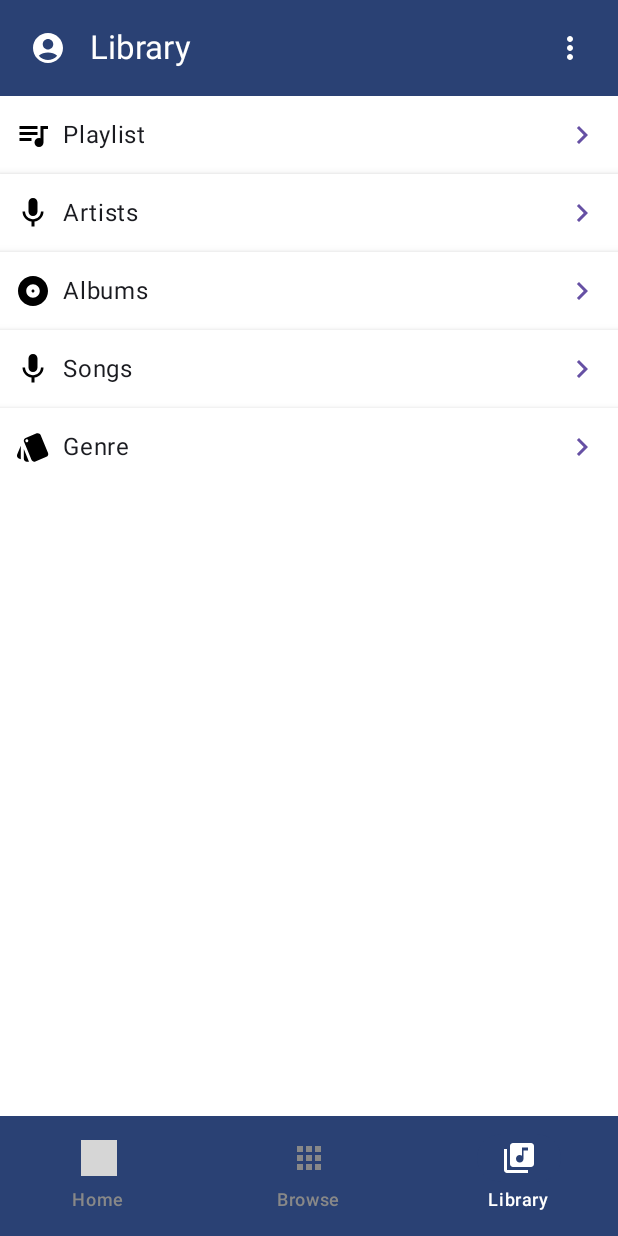
After one commit to CR7sewey/OneCommitProjects-MusicApp, an Android app built with Jetpack Compose: the LibraryUI screen opened through its navigation route, on a phone screen of 412 x 824 dp. The commit adds this screen. Run offline under Robolectric (Android 15) with nearby library versions, the phone set to English and light mode, and no system bars; 1 statement that could not run was skipped; grey boxes are pictures that could not be loaded.

Commit message:
Library UI

```diff
--- a/app/src/main/java/com/mike/musicapp/Navigation.kt
+++ b/app/src/main/java/com/mike/musicapp/Navigation.kt
@@ -17,6 +17,7 @@ import com.mike.musicapp.browse.BrowseUI
 import com.mike.musicapp.common.modules.Screen
 import com.mike.musicapp.home.HomeMVVM
 import com.mike.musicapp.home.HomeUI
+import com.mike.musicapp.library.LibraryUI
 import com.mike.musicapp.subscription.SubscriptionUI
 
 @Composable
@@ -83,9 +84,7 @@ fun Navigation(navHostController: NavHostController = rememberNavController(), p
         composable(Screen.BottomNavScreens.Library.broute) {
             homeMVVM.setTitle(Screen.BottomNavScreens.Library.btitle)
             homeMVVM.setScreen(Screen.BottomNavScreens.Library)
-            HomeUI(
-                texto = "Library",
-                navHostController = navHostController,
+            LibraryUI(
                 modifier = modifier
             )
         }
--- a/app/src/main/java/com/mike/musicapp/common/modules/Music.kt
+++ b/app/src/main/java/com/mike/musicapp/common/modules/Music.kt
@@ -1,4 +1,6 @@
 package com.mike.musicapp.common.modules
+
+import androidx.annotation.DrawableRes
 
 data class Album(
     val id: String,
@@ -14,5 +16,11 @@ data class Category(
     val id: String = "",
     val name: String = "",
     val description: String = "",
-    val imageUrl: Int = 0,
+    @DrawableRes val imageUrl: Int = 0,
 )
+
+data class LibraryItems(
+    val id: String = "",
+    val name: String = "",
+    @DrawableRes val imageUrl: Int = 0,
+)
--- /dev/null
+++ b/app/src/main/java/com/mike/musicapp/library/LibraryUI.kt
@@ -0,0 +1,94 @@
+package com.mike.musicapp.library
+
+import androidx.compose.foundation.BorderStroke
+import androidx.compose.foundation.border
+import androidx.compose.foundation.layout.Arrangement
+import androidx.compose.foundation.layout.Column
+import androidx.compose.foundation.layout.Row
+import androidx.compose.foundation.layout.fillMaxSize
+import androidx.compose.foundation.layout.padding
+import androidx.compose.foundation.lazy.LazyColumn
+import androidx.compose.foundation.lazy.items
+import androidx.compose.foundation.shape.RoundedCornerShape
+import androidx.compose.material.Icon
+import androidx.compose.material.icons.filled.KeyboardArrowRight
+import androidx.compose.material3.Card
+import androidx.compose.material3.CardDefaults
+import androidx.compose.material3.Text
+import androidx.compose.runtime.Composable
+import androidx.compose.ui.Alignment
+import androidx.compose.ui.Modifier
+import androidx.compose.ui.graphics.Color
+import androidx.compose.ui.res.painterResource
+import androidx.compose.ui.unit.dp
+import androidx.compose.ui.unit.sp
+import com.mike.musicapp.common.modules.LibraryItems
+import com.mike.musicapp.common.modules.libraryItems
+
+@Composable
+fun LibraryUI(modifier: Modifier = Modifier) {
+
+    Column(
+        modifier = modifier
+            .fillMaxSize()
+    ) {
+        LazyColumn {
+            items(libraryItems) { index ->
+                LibraryItem(
+                    item = index,
+                    modifier = modifier,
+                )
+            }
+        }
+
+    }
+
+}
+
+@Composable
+fun LibraryItem(
+    item: LibraryItems,
+    modifier: Modifier = Modifier,
+) {
+    Card(
+        modifier = modifier
+            .fillMaxSize(),
+        elevation = CardDefaults.cardElevation(
+            defaultElevation = 4.dp,
+            hoveredElevation = 8.dp,
+        ),
+        shape = RoundedCornerShape(0.dp),
+        colors = CardDefaults.cardColors(
+            containerColor = Color.White
+        )
+    ) {
+        Row(
+                modifier = modifier
+                    .fillMaxSize().padding(horizontal = 10.dp, vertical = 12.dp),
+                horizontalArrangement = Arrangement.SpaceBetween,
+                verticalAlignment = Alignment.CenterVertically
+        ) {
+            Row {
+                Icon(
+                    painter = painterResource(item.imageUrl),
+                    contentDescription = "Plan Icon",
+                    modifier = modifier.padding(end = 8.dp)
+                )
+                Text(
+                    text = item.name,
+                    modifier = modifier
+                )
+            }
+            Icon(
+                imageVector = androidx.compose.material.icons.Icons.Default.KeyboardArrowRight,
+                contentDescription = "Arrow",
+                modifier = modifier.padding(2.dp),
+                tint = com.mike.musicapp.ui.theme.Purple40
+
+            )
+
+        }
+
+    }
+
+}
--- /dev/null
+++ b/app/src/main/res/drawable/baseline_album_24.xml
@@ -0,0 +1,5 @@
+<vector xmlns:android="http://schemas.android.com/apk/res/android" android:height="24dp" android:tint="#000000" android:viewportHeight="24" android:viewportWidth="24" android:width="24dp">
+
+    <path android:fillColor="@android:color/white" android:pathData="M12,2C6.48,2 2,6.48 2,12s4.48,10 10,10 10,-4.48 10,-10S17.52,2 12,2zM12,16.5c-2.49,0 -4.5,-2.01 -4.5,-4.5S9.51,7.5 12,7.5s4.5,2.01 4.5,4.5 -2.01,4.5 -4.5,4.5zM12,11c-0.55,0 -1,0.45 -1,1s0.45,1 1,1 1,-0.45 1,-1 -0.45,-1 -1,-1z"/>
+
+</vector>
--- /dev/null
+++ b/app/src/main/res/drawable/baseline_mic_24.xml
@@ -0,0 +1,5 @@
+<vector xmlns:android="http://schemas.android.com/apk/res/android" android:height="24dp" android:tint="#000000" android:viewportHeight="24" android:viewportWidth="24" android:width="24dp">
+
+    <path android:fillColor="@android:color/white" android:pathData="M12,14c1.66,0 2.99,-1.34 2.99,-3L15,5c0,-1.66 -1.34,-3 -3,-3S9,3.34 9,5v6c0,1.66 1.34,3 3,3zM17.3,11c0,3 -2.54,5.1 -5.3,5.1S6.7,14 6.7,11L5,11c0,3.41 2.72,6.23 6,6.72L11,21h2v-3.28c3.28,-0.48 6,-3.3 6,-6.72h-1.7z"/>
+
+</vector>
--- /dev/null
+++ b/app/src/main/res/drawable/baseline_music_note_24.xml
@@ -0,0 +1,5 @@
+<vector xmlns:android="http://schemas.android.com/apk/res/android" android:height="24dp" android:tint="#000000" android:viewportHeight="24" android:viewportWidth="24" android:width="24dp">
+
+    <path android:fillColor="@android:color/white" android:pathData="M12,3v10.55c-0.59,-0.34 -1.27,-0.55 -2,-0.55 -2.21,0 -4,1.79 -4,4s1.79,4 4,4 4,-1.79 4,-4V7h4V3h-6z"/>
+
+</vector>
--- /dev/null
+++ b/app/src/main/res/drawable/baseline_queue_music_24.xml
@@ -0,0 +1,5 @@
+<vector xmlns:android="http://schemas.android.com/apk/res/android" android:autoMirrored="true" android:height="24dp" android:tint="#000000" android:viewportHeight="24" android:viewportWidth="24" android:width="24dp">
+
+    <path android:fillColor="@android:color/white" android:pathData="M15,6H3v2h12V6zM15,10H3v2h12V10zM3,16h8v-2H3V16zM17,6v8.18C16.69,14.07 16.35,14 16,14c-1.66,0 -3,1.34 -3,3s1.34,3 3,3s3,-1.34 3,-3V8h3V6H17z"/>
+
+</vector>
--- /dev/null
+++ b/app/src/main/res/drawable/baseline_style_24.xml
@@ -0,0 +1,5 @@
+<vector xmlns:android="http://schemas.android.com/apk/res/android" android:height="24dp" android:tint="#000000" android:viewportHeight="24" android:viewportWidth="24" android:width="24dp">
+
+    <path android:fillColor="@android:color/white" android:pathData="M2.53,19.65l1.34,0.56v-9.03l-2.43,5.86c-0.41,1.02 0.08,2.19 1.09,2.61zM22.03,15.95L17.07,3.98c-0.31,-0.75 -1.04,-1.21 -1.81,-1.23 -0.26,0 -0.53,0.04 -0.79,0.15L7.1,5.95c-0.75,0.31 -1.21,1.03 -1.23,1.8 -0.01,0.27 0.04,0.54 0.15,0.8l4.96,11.97c0.31,0.76 1.05,1.22 1.83,1.23 0.26,0 0.52,-0.05 0.77,-0.15l7.36,-3.05c1.02,-0.42 1.51,-1.59 1.09,-2.6zM7.88,8.75c-0.55,0 -1,-0.45 -1,-1s0.45,-1 1,-1 1,0.45 1,1 -0.45,1 -1,1zM5.88,19.75c0,1.1 0.9,2 2,2h1.45l-3.45,-8.34v6.34z"/>
+
+</vector>
```
Also changed, not shown: app/src/main/java/com/mike/musicapp/common/modules/Screen.kt (+28 -0 lines).
